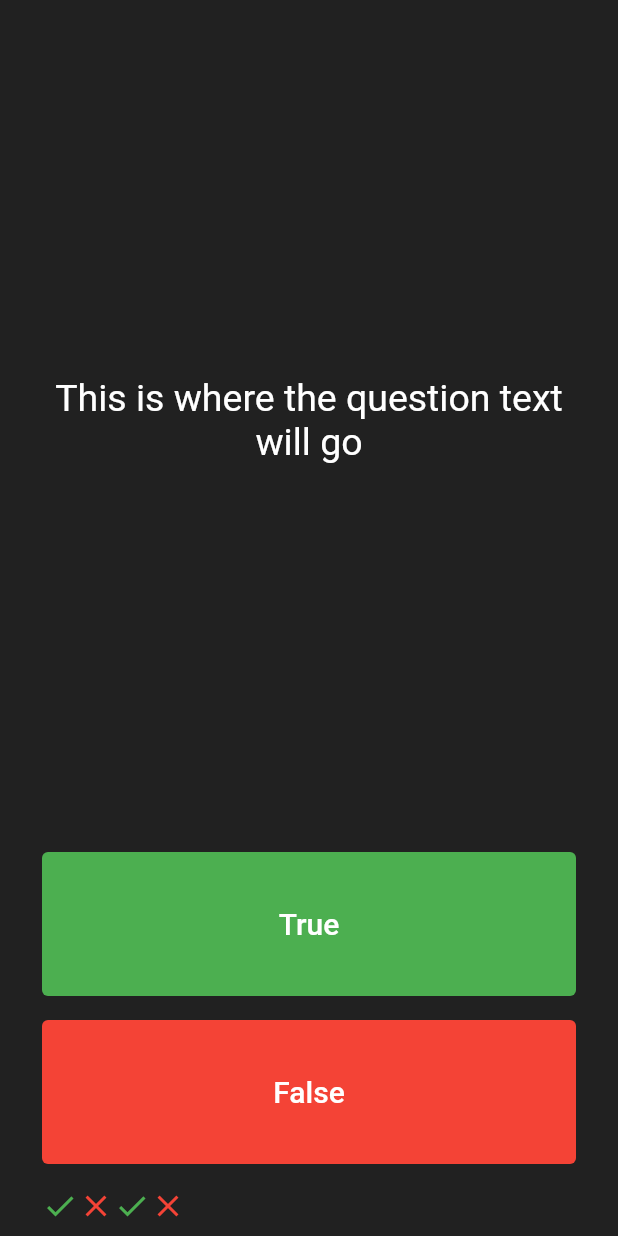
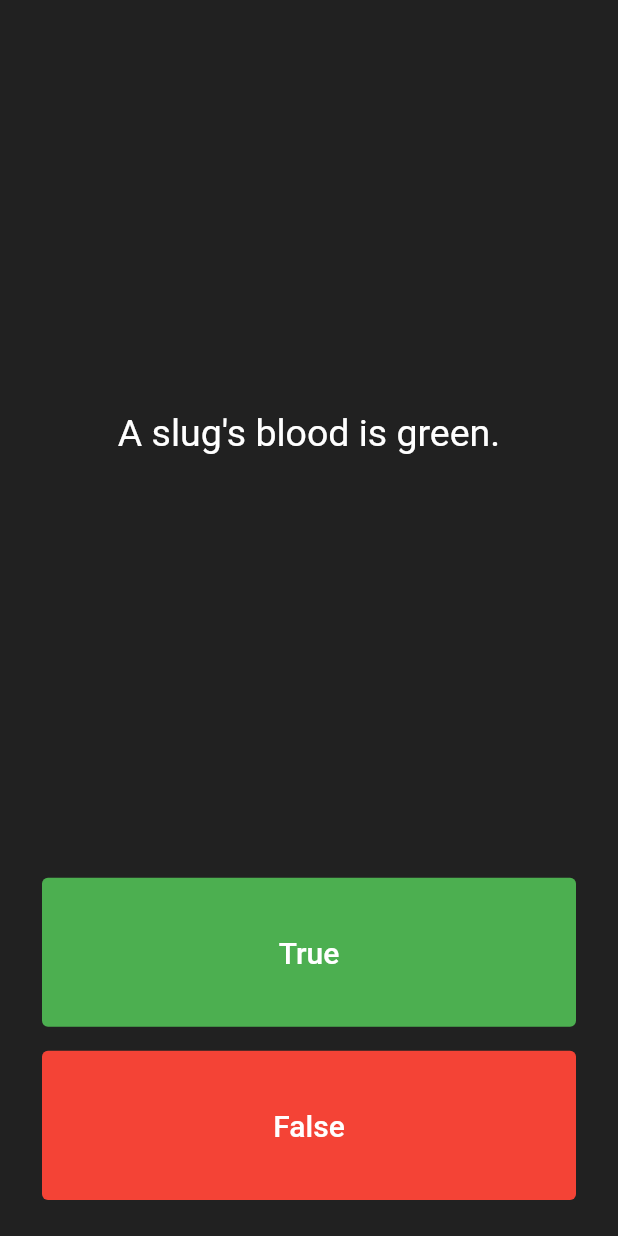
Before and after one commit to RichardCastuera/Quizzler, a Flutter app: the screen it shows after launch, after a tap on "True", after a tap on "False", on a phone screen of 412 x 824 dp. Run offline on Flutter 3.47's test engine with Material 2 defaults, Android fonts, the phone set to English and light mode, and no system bars.

Commit message:
feat(quizzler_app): Added a List of Questions

```diff
--- a/quizzler_app/lib/main.dart
+++ b/quizzler_app/lib/main.dart
@@ -34,16 +34,15 @@ class QuizPage extends StatefulWidget {
 }
 
 class _QuizPageState extends State<QuizPage> {
-  List<Icon> scoreKeeper = [
-    Icon(
-      Icons.check,
-      color: Colors.green,
-    ),
-    Icon(
-      Icons.close,
-      color: Colors.red,
-    ),
+  List<Icon> scoreKeeper = [];
+
+  List<String> questions = [
+    'You can lead a cow down stairs but not up stairs.',
+    'Approximately one quarter of human bones are in the feet.',
+    'A slug\'s blood is green.'
   ];
+
+  int questionNumber = 0;
 
   @override
   Widget build(BuildContext context) {
@@ -51,13 +50,13 @@ class _QuizPageState extends State<QuizPage> {
       mainAxisAlignment: MainAxisAlignment.spaceBetween,
       crossAxisAlignment: CrossAxisAlignment.stretch,
       children: [
-        const Expanded(
+        Expanded(
           flex: 5,
           child: Padding(
             padding: EdgeInsets.all(10.0),
             child: Center(
               child: Text(
-                'This is where the question text will go',
+                questions[questionNumber],
                 textAlign: TextAlign.center,
                 style: TextStyle(
                   fontSize: 25.0,
@@ -78,12 +77,7 @@ class _QuizPageState extends State<QuizPage> {
               onPressed: () {
                 //The user picked true
                 setState(() {
-                  scoreKeeper.add(
-                    Icon(
-                      Icons.check,
-                      color: Colors.green,
-                    ),
-                  );
+                  questionNumber++;
                 });
               },
               child: const Text(
@@ -107,12 +101,7 @@ class _QuizPageState extends State<QuizPage> {
               onPressed: () {
                 //The user picked false
                 setState(() {
-                  scoreKeeper.add(
-                    Icon(
-                      Icons.close,
-                      color: Colors.red,
-                    ),
-                  );
+                  questionNumber++;
                 });
               },
               child: const Text(
@@ -126,7 +115,7 @@ class _QuizPageState extends State<QuizPage> {
           ),
         ),
         Padding(
-          padding: EdgeInsets.all(8.0),
+          padding: const EdgeInsets.all(8.0),
           child: Row(
             children: scoreKeeper,
           ),
```
